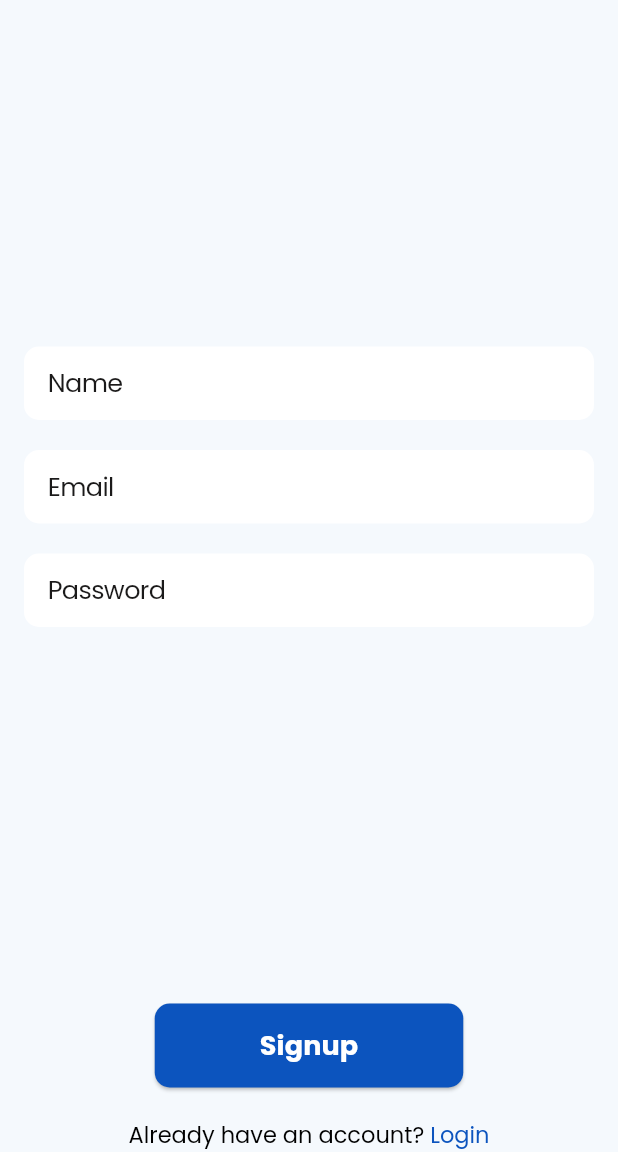
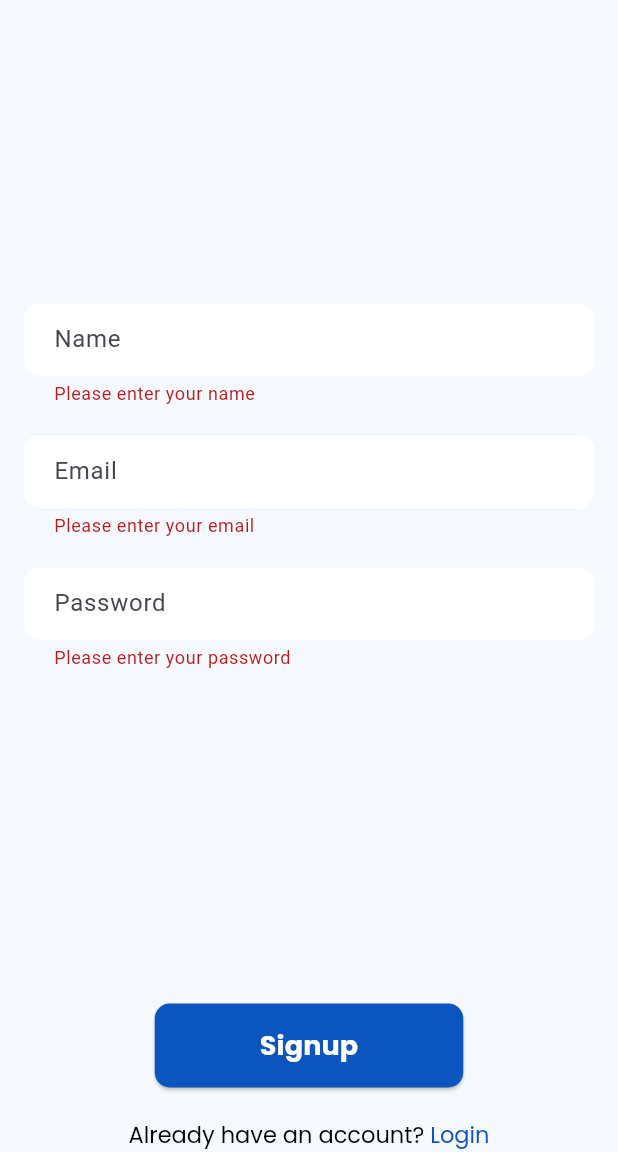
Before and after one commit to anazhtz/newsapplication, a Flutter app: the screen it shows after launch, after a tap on "Signup", on a phone screen of 412 x 824 dp, the part 84-1236 px from its top. Run offline on Flutter 3.47's test engine with Material 3 defaults, Android fonts, the phone set to English and light mode, and no system bars; our stand-ins replace firebase_core, hexcolor; accounts and stored records are empty.

Commit message:
validation added

```diff
--- a/lib/custom_widgets/cupertino_textfield.dart
+++ b/lib/custom_widgets/cupertino_textfield.dart
@@ -1,32 +1,36 @@
 import 'package:flutter/cupertino.dart';
+import 'package:flutter/material.dart';
 
 class CustomCupertinoTextField extends StatelessWidget {
   final String placeholder;
   final bool obscureText;
   final TextEditingController controller;
+  final FormFieldValidator<String>? validator;
 
   const CustomCupertinoTextField({
     super.key,
     required this.placeholder,
     this.obscureText = false,
     required this.controller,
+    this.validator,
   });
 
   @override
   Widget build(BuildContext context) {
-    return CupertinoTextField(
+    return TextFormField(
       controller: controller,
-      placeholder: placeholder,
       obscureText: obscureText,
-      placeholderStyle: const TextStyle(
-        fontFamily: 'Poppins',
-        color: Color.fromARGB(243, 16, 15, 15),
+      decoration: InputDecoration(
+        hintText: placeholder,
+        filled: true,
+        fillColor: CupertinoColors.white,
+        border: OutlineInputBorder(
+          borderRadius: BorderRadius.circular(10.0),
+          borderSide: BorderSide.none,
+        ),
+        contentPadding: const EdgeInsets.symmetric(horizontal: 16, vertical: 12),
       ),
-      padding: const EdgeInsets.symmetric(horizontal: 16, vertical: 12),
-      decoration: BoxDecoration(
-        color: CupertinoColors.white,
-        borderRadius: BorderRadius.circular(10.0),
-      ),
+      validator: validator,
     );
   }
 }
--- a/lib/view/signuppage/signup.dart
+++ b/lib/view/signuppage/signup.dart
@@ -3,13 +3,14 @@ import 'package:newsapplication/core/conts.dart';
 import 'package:newsapplication/custom_widgets/cupertino_textfield.dart';
 import 'package:newsapplication/custom_widgets/custom_button.dart';
 import 'package:newsapplication/custom_widgets/login_or_signup.dart';
-
+import 'package:newsapplication/view/loginpage/loginpage.dart';
 
 class SignupPage extends StatelessWidget {
   const SignupPage({super.key});
 
   @override
   Widget build(BuildContext context) {
+    final _formKey = GlobalKey<FormState>();
     final nameController = TextEditingController();
     final emailController = TextEditingController();
     final passwordController = TextEditingController();
@@ -34,6 +35,8 @@ class SignupPage extends StatelessWidget {
             child: Center(
               child: Padding(
                 padding: const EdgeInsets.all(16.0),
+                child: Form(
+                  key: _formKey,
                   child: Column(
                     mainAxisAlignment: MainAxisAlignment.center,
                     crossAxisAlignment: CrossAxisAlignment.start,
@@ -41,19 +44,44 @@ class SignupPage extends StatelessWidget {
                       CustomCupertinoTextField(
                         placeholder: "Name",
                         controller: nameController,
+                        validator: (value) {
+                          if (value == null || value.isEmpty) {
+                            return 'Please enter your name';
+                          }
+                          return null;
+                        },
                       ),
                       const SizedBox(height: 20),
                       CustomCupertinoTextField(
                         placeholder: "Email",
                         controller: emailController,
+                        validator: (value) {
+                          if (value == null || value.isEmpty) {
+                            return 'Please enter your email';
+                          }
+                          if (!RegExp(r'^[^@]+@[^@]+\.[^@]+').hasMatch(value)) {
+                            return 'Please enter a valid email address';
+                          }
+                          return null;
+                        },
                       ),
                       const SizedBox(height: 20),
                       CustomCupertinoTextField(
                         placeholder: "Password",
                         obscureText: true,
                         controller: passwordController,
+                        validator: (value) {
+                          if (value == null || value.isEmpty) {
+                            return 'Please enter your password';
+                          }
+                          if (value.length < 6) {
+                            return 'Password must be at least 6 characters long';
+                          }
+                          return null;
+                        },
                       ),
                     ],
+                  ),
                 ),
               ),
             ),
@@ -63,7 +91,11 @@ class SignupPage extends StatelessWidget {
             child: Center(
               child: CustomButton(
                 buttonText: 'Signup',
-                onPressed: () {},
+                onPressed: () {
+                  if (_formKey.currentState?.validate() ?? false) {
+                    // Perform signup action
+                  }
+                },
               ),
             ),
           ),
@@ -71,7 +103,10 @@ class SignupPage extends StatelessWidget {
             firstText: 'Already have an account? ',
             secondText: 'Login',
             onTap: () {
-
+              Navigator.push(
+                context,
+                MaterialPageRoute(builder: (context) => const LoginPage()),
+              );
             },
           )
         ],
```
Also changed, not shown: lib/view/loginpage/loginpage.dart (+24 -1 lines). Lines whose indentation alone changed are shown as unchanged.
